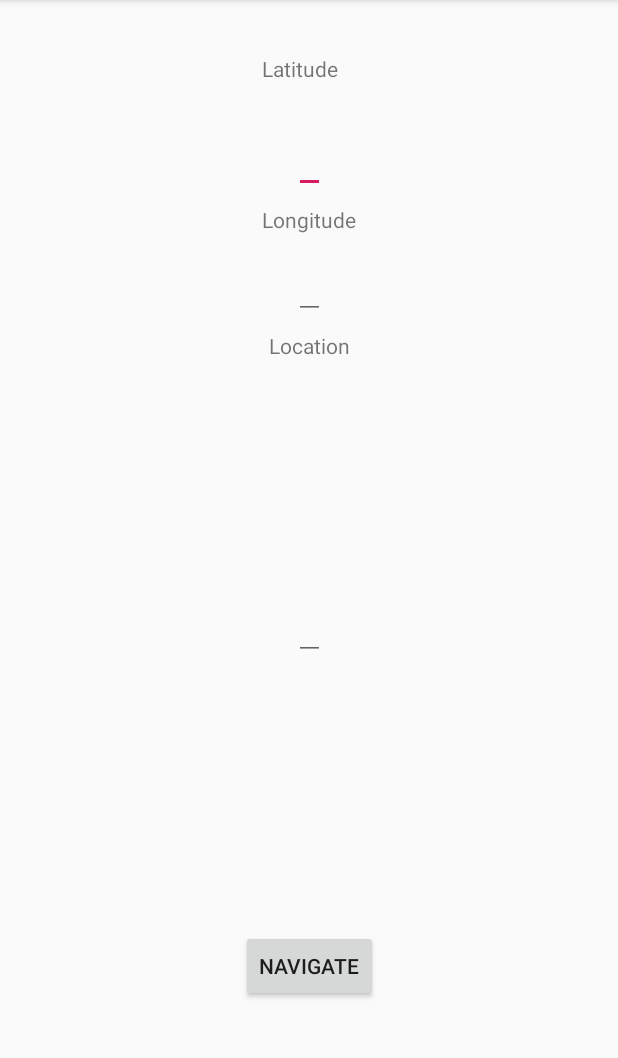
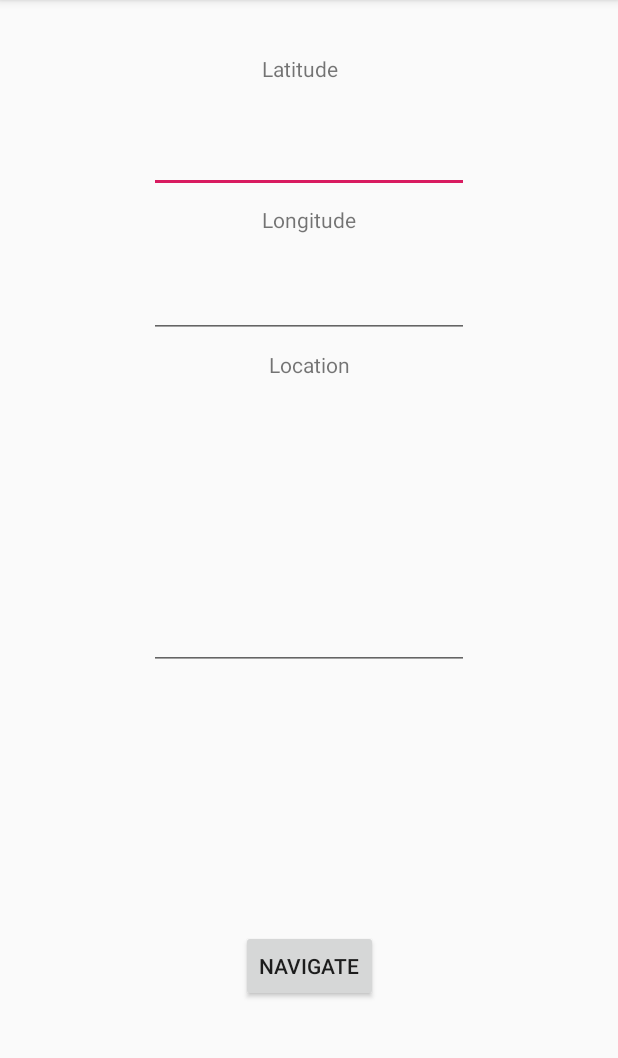
Before and after one commit to dedicatedfuture/assignment-mapsbroadcast-bill-zerega, an Android app: the screen it shows after launch (MainActivity), on a phone screen of 412 x 824 dp, the part 84-1142 px from its top. Run offline under Robolectric (Android 15) with nearby library versions, the light colour scheme and no system bars.

Commit message:
added a minwidth to the editText fields

```diff
--- a/app/src/main/res/layout/activity_main.xml
+++ b/app/src/main/res/layout/activity_main.xml
@@ -24,6 +24,7 @@
         android:layout_marginStart="8dp"
         android:layout_marginTop="28dp"
         android:layout_marginEnd="8dp"
+        android:minEms="10"
         app:layout_constraintEnd_toEndOf="parent"
         app:layout_constraintStart_toStartOf="parent"
         app:layout_constraintTop_toBottomOf="@+id/latitudeTextView" />
@@ -47,7 +48,7 @@
         android:layout_marginStart="8dp"
         android:layout_marginTop="24dp"
         android:layout_marginEnd="8dp"
-        android:padding="4dp"
+        android:minEms="10"
         app:layout_constraintEnd_toEndOf="parent"
         app:layout_constraintStart_toStartOf="parent"
         app:layout_constraintTop_toBottomOf="@+id/longitudeTextView" />
@@ -72,6 +73,7 @@
         android:layout_marginTop="8dp"
         android:layout_marginEnd="8dp"
         android:layout_marginBottom="8dp"
+        android:minEms="10"
         app:layout_constraintBottom_toTopOf="@+id/mainActivityButton"
         app:layout_constraintEnd_toEndOf="parent"
         app:layout_constraintStart_toStartOf="parent"
```
